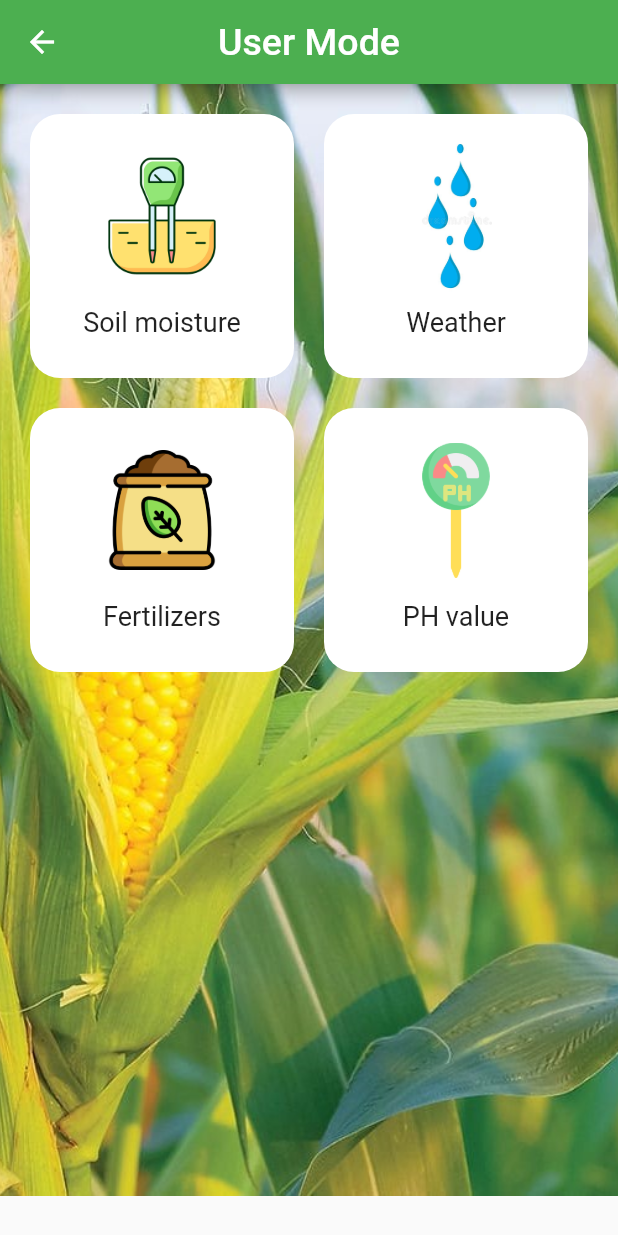
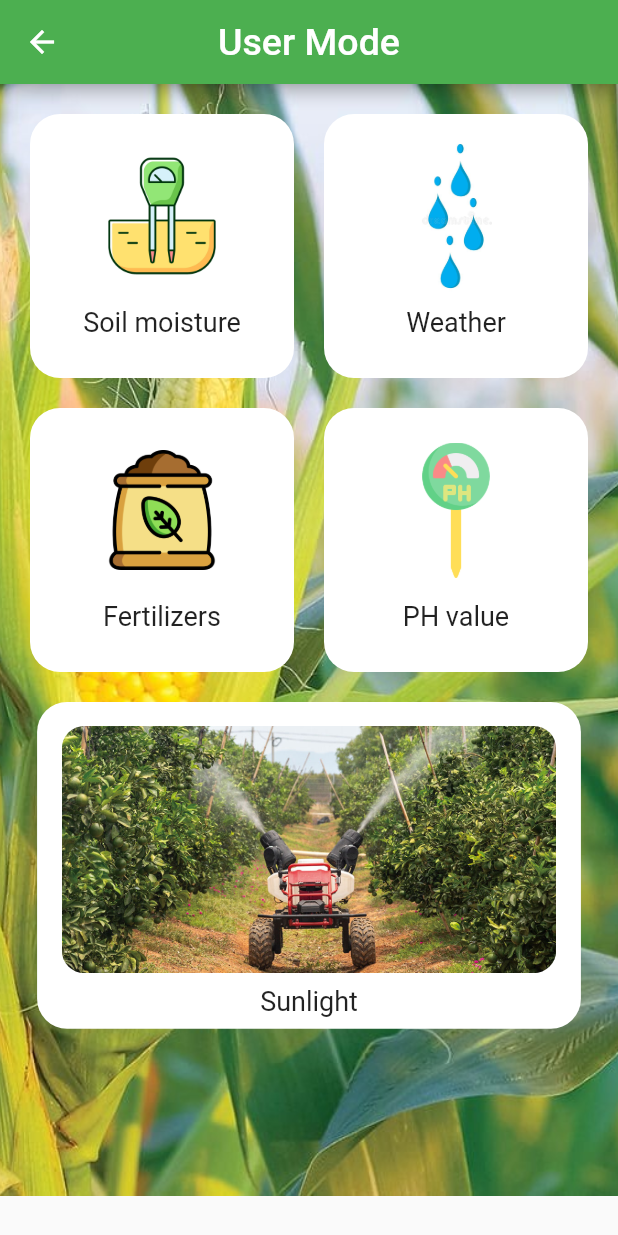
Before and after one commit to yasiru-hasaranjala/tangiguru, a Flutter app: the screen it shows after launch, after a tap on "User Control", on a phone screen of 412 x 824 dp. Run offline on Flutter 3.47's test engine with Material 2 defaults, Android fonts, the phone set to English and light mode, and no system bars; our stand-ins replace firebase_core, firebase_database, firebase_messaging, flutter_local_notifications, get, liquid_progress_indicator; accounts and stored records are empty; Roboto replaces fonts that are missing (Hind).

Commit message:
tobot feature added

```diff
--- /dev/null
+++ b/Cloud_Function/package.json
@@ -0,0 +1,5 @@
+{
+  "dependencies": {
+    "firebase-functions": "^3.21.2"
+  }
+}
--- a/lib/main.dart
+++ b/lib/main.dart
@@ -3,9 +3,12 @@ import 'package:app/main_menu/user_control.dart';
 import 'package:app/user_control/nav_bar.dart';
 import 'package:firebase_core/firebase_core.dart';
 import 'package:firebase_database/firebase_database.dart';
+import 'package:firebase_messaging/firebase_messaging.dart';
+import 'package:flutter/foundation.dart';
 import 'package:flutter/material.dart';
-
+import 'package:flutter_local_notifications/flutter_local_notifications.dart';
 import 'main_menu/main_menu.dart';
+import 'dart:async';
 
 void main() async {
   WidgetsFlutterBinding.ensureInitialized();
@@ -13,8 +16,53 @@ void main() async {
   runApp(MyApp());
 }
 
-class MyApp extends StatelessWidget {
+class MyApp extends StatefulWidget {
   MyApp({Key? key}) : super(key: key);
+
+  @override
+  State<MyApp> createState() => _MyAppState();
+}
+
+class _MyAppState extends State<MyApp> {
+  String textValue = 'Hello World !';
+  FirebaseMessaging firebaseMessaging = FirebaseMessaging.instance;
+  FlutterLocalNotificationsPlugin flutterLocalNotificationsPlugin =
+  FlutterLocalNotificationsPlugin();
+
+  @override
+  void initState() {
+    super.initState();
+
+    var android = const AndroidInitializationSettings('mipmap/ic_launcher');
+    var ios = const IOSInitializationSettings();
+    var platform = InitializationSettings(android: android, iOS: ios);
+    flutterLocalNotificationsPlugin.initialize(platform);
+
+    firebaseMessaging.getToken().then((token) {
+      update(token!);
+    });
+  }
+
+  showNotification(Map<String, dynamic> msg) async {
+    var android = const AndroidNotificationDetails(
+      'sdffds dsffds',
+      "CHANNLE NAME",
+    );
+    var iOS = const IOSNotificationDetails();
+    var platform = NotificationDetails(android: android, iOS: iOS);
+    await flutterLocalNotificationsPlugin.show(
+        0, "This is title", "this is demo", platform);
+  }
+
+  update(String token) {
+    if (kDebugMode) {
+      print(token);
+    }
+    DatabaseReference databaseReference = FirebaseDatabase().reference();
+    databaseReference.child('fcm-token/$token').set({"token": token});
+    textValue = token;
+    setState(() {});
+  }
 
   @override
   Widget build(BuildContext context) {
@@ -36,6 +84,4 @@ class MyApp extends StatelessWidget {
       )
     );
   }
-
-
 }
--- a/lib/main_menu/user_control.dart
+++ b/lib/main_menu/user_control.dart
@@ -5,7 +5,6 @@ import 'package:flutter/material.dart';
 
 class UserControl extends StatelessWidget {
   UserControl({Key? key}) : super(key: key);
-  final fb = FirebaseDatabase.instance;
 
   @override
   Widget build(BuildContext context) {
@@ -57,6 +56,7 @@ class UserControl extends StatelessWidget {
                     );
                   },
                 ),
+                robot(context),
               ],
             ),
           ),
@@ -188,7 +188,8 @@ class UserControl extends StatelessWidget {
     );
   }
 
-  Widget sun(context) {
+
+  Widget robot(context) {
     return GestureDetector(
       onTap: () {
         Navigator.push(
@@ -198,17 +199,24 @@ class UserControl extends StatelessWidget {
         );
       },
       child: Container(
+        //height: MediaQuery.of(context).size.height*0.22,
+        width: MediaQuery.of(context).size.width*0.88,
         padding: const EdgeInsets.all(8),
         child: Column(
-          children: const [
+          children: [
             Padding(
-              padding: EdgeInsets.symmetric(horizontal: 30, vertical: 10),
-              child: Image(
-                image: AssetImage('assets/images/sun.png'),
-                fit: BoxFit.fitWidth,
+              padding: const EdgeInsets.all(8),
+              child: ClipRRect(
+                borderRadius: BorderRadius.circular(15),
+                child: Image(
+                  image: const AssetImage('assets/images/rover.jpg'),
+                  fit: BoxFit.fitWidth,
+                  width: MediaQuery.of(context).size.width*0.8,
+                  height: MediaQuery.of(context).size.height*0.2,
+                ),
               ),
             ),
-            Text('Sunlight', style: TextStyle(fontSize: 18)),
+            const Text('Sunlight', style: TextStyle(fontSize: 18)),
           ],
         ),
         decoration: const BoxDecoration(
--- a/lib/user_control/ph_value.dart
+++ b/lib/user_control/ph_value.dart
@@ -72,7 +72,8 @@ class _PhValuesState extends State<PhValues> {
                 ),
               ),
               Container(
-                width: MediaQuery.of(context).size.width*0.52,
+                width: MediaQuery.of(context).size.width*0.72,
+                padding: const EdgeInsets.all(5),
                 decoration: ShapeDecoration(
                   color: Colors.white,
                   shape: RoundedRectangleBorder(
@@ -84,7 +85,7 @@ class _PhValuesState extends State<PhValues> {
                   child: Text(
                     "pH  =  " + ph,
                     style: const TextStyle(
-                      fontSize: 40.0,
+                      fontSize: 37.0,
                       fontFamily: 'Hind',
                       color: Colors.pink,
                       fontWeight: FontWeight.bold,
--- a/pubspec.yaml
+++ b/pubspec.yaml
@@ -38,6 +38,9 @@ dependencies:
   firebase_core: ^1.11.0
   firebase_database: ^9.0.5
   firebase_messaging: ^11.2.7
+  flutter_local_notifications: ^9.5.3+1
+  liquid_progress_indicator: ^0.4.0
+
 
 dev_dependencies:
   flutter_test:
```
Also changed, not shown: lib/user_control/nav_bar.dart (+7 -1 lines), lib/user_control/robot.dart (added, +232 -0 lines), Cloud_Function/firebase.json (added), assets/images/rover.jpg (added), pubspec.lock, 7 other files.
